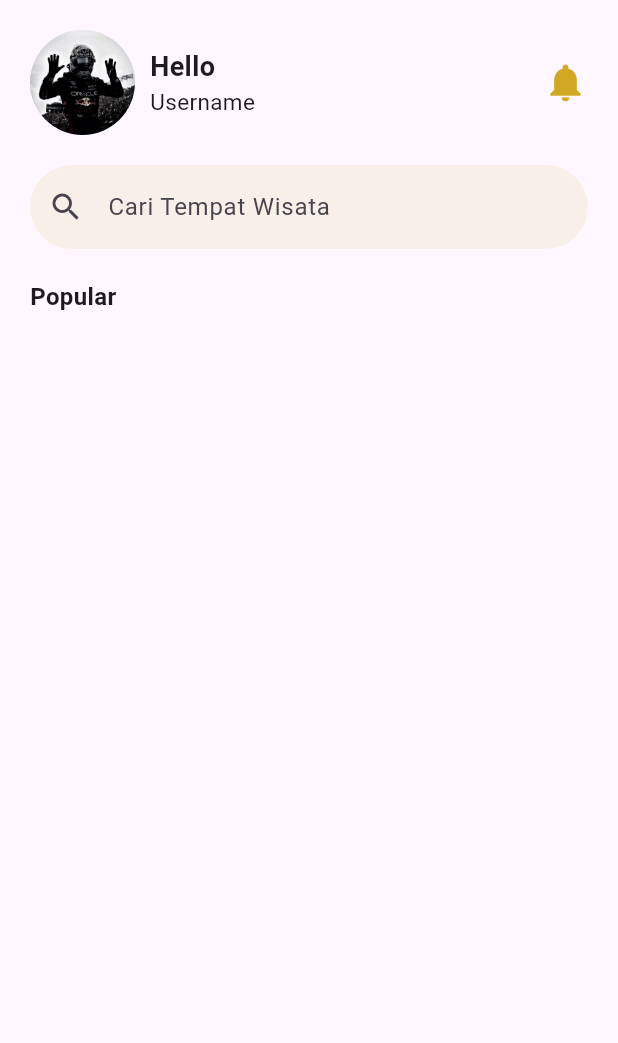
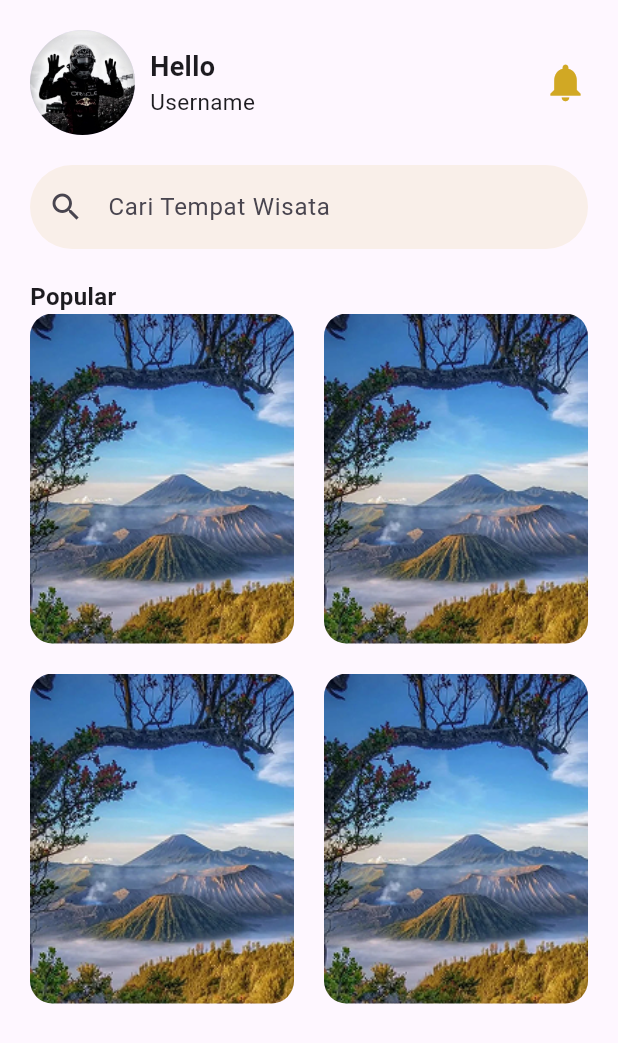
Before and after one commit to aureliazahra/uuk-sems3-finale, a Flutter app: the HomeScreen screen opened directly, on a phone screen of 412 x 824 dp. Shown: the top 1043 px of the screen. Run offline on Flutter 3.47's test engine with Material 3 defaults, Android fonts, the phone set to English and light mode, and no system bars; our stand-ins replace shared_preferences; accounts and stored records are empty.

Commit message:
connect to homepage

```diff
--- a/lib/screen/home/home_screen.dart
+++ b/lib/screen/home/home_screen.dart
@@ -1,4 +1,5 @@
 import 'package:flutter/material.dart';
+import 'package:uuk_final_sems3/widgets/grid_artikel_populer.dart';
 
 class HomeScreen extends StatelessWidget {
   const HomeScreen({super.key});
@@ -73,7 +74,8 @@ class HomeScreen extends StatelessWidget {
                     fontSize: 16,
                     fontWeight: FontWeight.bold
                   ),
-                )
+                ),
+                GridArtikelPopuler(),
                 //end gris artiker populer
               ],
             ),
```
